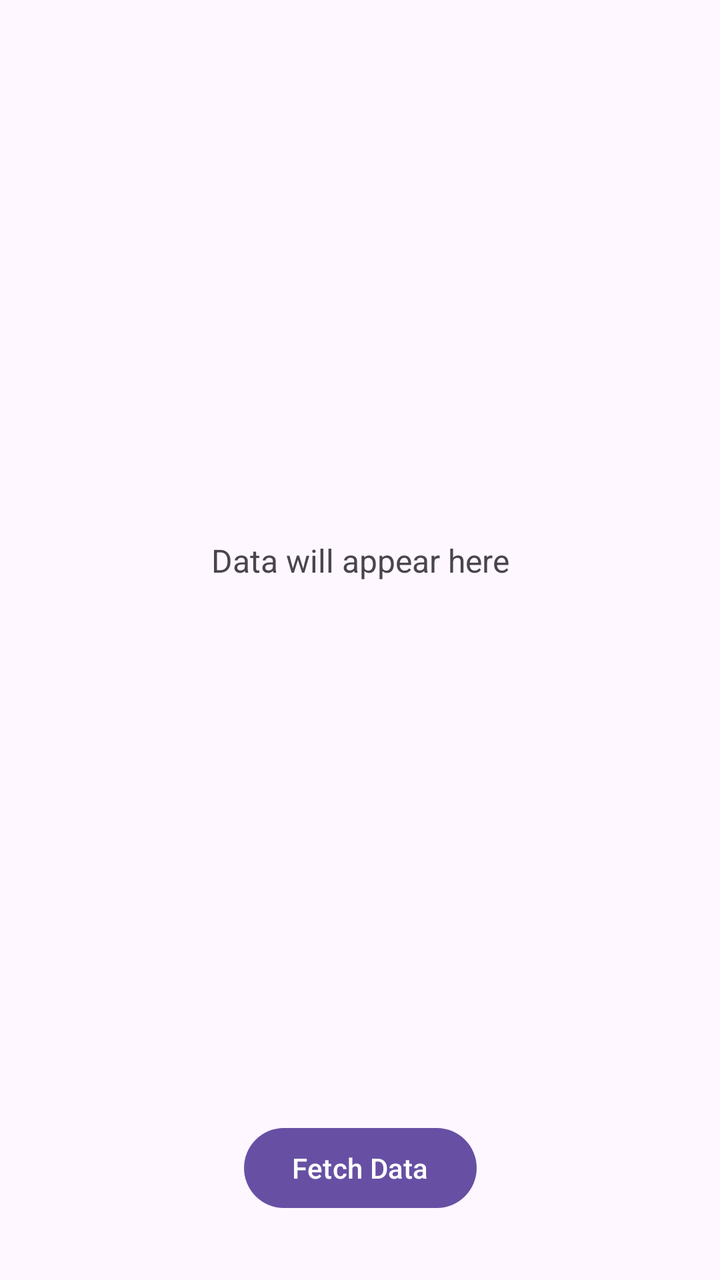
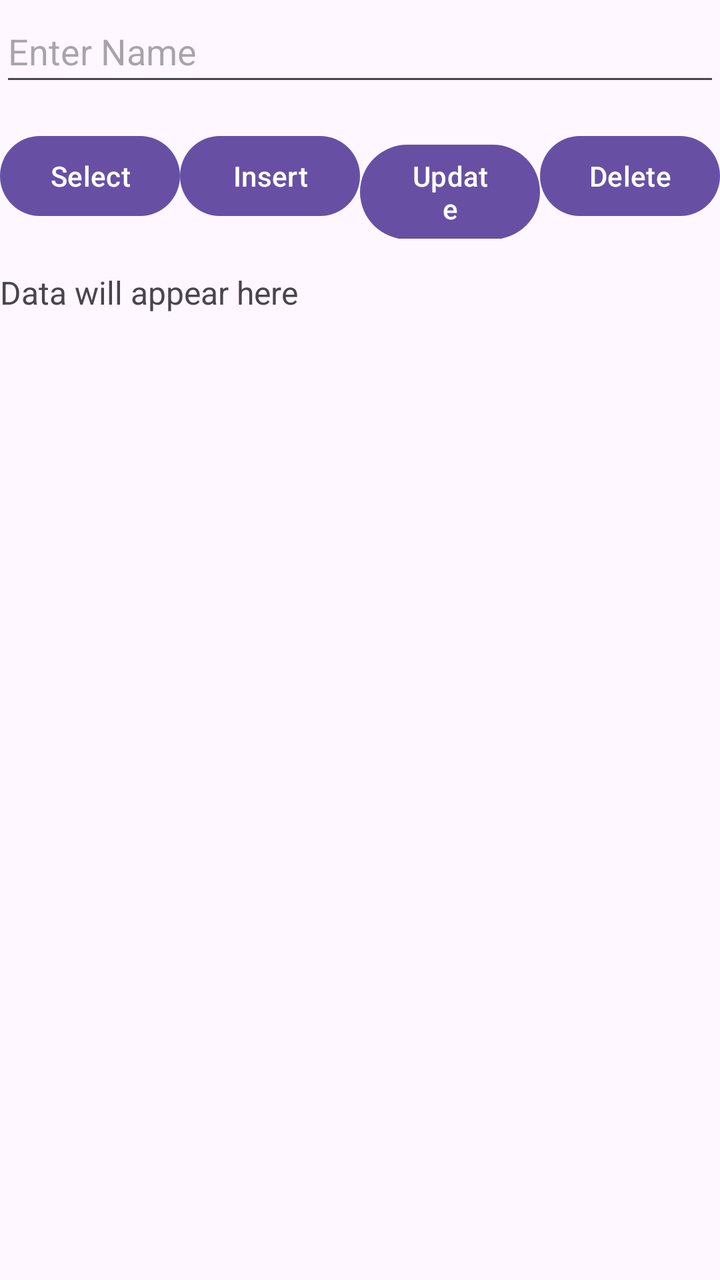

Two renders of the same Android screen: before a commit and after it. Below are the layout's source before the change and the commit's diff.
<!-- AndroidManifest.xml: application theme Theme.Create_database_connection -->
<!-- res/layout/activity_main.xml -->
<?xml version="1.0" encoding="utf-8"?>
<androidx.constraintlayout.widget.ConstraintLayout xmlns:android="http://schemas.android.com/apk/res/android"
    xmlns:app="http://schemas.android.com/apk/res-auto"
    xmlns:tools="http://schemas.android.com/tools"
    android:id="@+id/main"
    android:layout_width="match_parent"
    android:layout_height="match_parent"
    tools:context=".MainActivity">

    <TextView
        android:id="@+id/textView"
        android:layout_width="0dp"
        android:layout_height="wrap_content"
        android:layout_margin="16dp"
        android:gravity="center"
        android:text="Data will appear here"
        android:textSize="16sp"
        app:layout_constraintBottom_toTopOf="@+id/button2"
        app:layout_constraintEnd_toEndOf="parent"
        app:layout_constraintStart_toStartOf="parent"
        app:layout_constraintTop_toTopOf="parent" />

    <Button
        android:id="@+id/button2"
        android:layout_width="wrap_content"
        android:layout_height="wrap_content"
        android:layout_marginBottom="32dp"
        android:text="Fetch Data"
        app:layout_constraintBottom_toBottomOf="parent"
        app:layout_constraintEnd_toEndOf="parent"
        app:layout_constraintStart_toStartOf="parent" />

</androidx.constraintlayout.widget.ConstraintLayout>
<!-- resources referenced by this layout -->
<resources>
  <style name="Theme.Create_database_connection" parent="Base.Theme.Create_database_connection" />
  <style name="Base.Theme.Create_database_connection" parent="Theme.Material3.DayNight.NoActionBar">
          
          
      </style>
</resources>

<!-- the commit's change to res/layout/activity_main.xml (unified diff, before → after) -->
@@ -7,27 +7,88 @@
     android:layout_height="match_parent"
     tools:context=".MainActivity">
 
-    <TextView
-        android:id="@+id/textView"
+
+
+
+
+
+
+
+
+
+
+
+
+
+
+    <EditText
+        android:id="@+id/myfname"
         android:layout_width="0dp"
         android:layout_height="wrap_content"
-        android:layout_margin="16dp"
-        android:gravity="center"
-        android:text="Data will appear here"
-        android:textSize="16sp"
-        app:layout_constraintBottom_toTopOf="@+id/button2"
+        android:hint="Enter Name"
+        android:inputType="textPersonName"
+        android:minHeight="48dp"
         app:layout_constraintEnd_toEndOf="parent"
         app:layout_constraintStart_toStartOf="parent"
         app:layout_constraintTop_toTopOf="parent" />
 
-    <Button
-        android:id="@+id/button2"
-        android:layout_width="wrap_content"
+
+    <LinearLayout
+        android:id="@+id/buttonContainer"
+        android:layout_width="0dp"
         android:layout_height="wrap_content"
-        android:layout_marginBottom="32dp"
-        android:text="Fetch Data"
+        android:layout_marginTop="16dp"
+        android:orientation="horizontal"
+        app:layout_constraintEnd_toEndOf="parent"
+        app:layout_constraintStart_toStartOf="parent"
+        app:layout_constraintTop_toBottomOf="@id/myfname">
+
+        
+        <Button
+            android:id="@+id/btnSelect"
+            android:layout_width="0dp"
+            android:layout_height="wrap_content"
+            android:layout_weight="1"
+            android:text="Select" />
+
+        
+        <Button
+            android:id="@+id/btnInsert"
+            android:layout_width="0dp"
+            android:layout_height="wrap_content"
+            android:layout_weight="1"
+            android:text="Insert" />
+
+        
+        <Button
+            android:id="@+id/btnUpdate"
+            android:layout_width="0dp"
+            android:layout_height="wrap_content"
+            android:layout_weight="1"
+            android:text="Update" />
+
+        
+        <Button
+            android:id="@+id/btnDelete"
+            android:layout_width="0dp"
+            android:layout_height="wrap_content"
+            android:layout_weight="1"
+            android:text="Delete" />
+</LinearLayout>
+
+
+    <TextView
+        android:id="@+id/dbSelect"
+        android:layout_width="0dp"
+        android:layout_height="0dp"
+        android:layout_marginTop="16dp"
+        android:gravity="top|start"
+        android:text="Data will appear here"
+        android:textSize="16sp"
         app:layout_constraintBottom_toBottomOf="parent"
         app:layout_constraintEnd_toEndOf="parent"
-        app:layout_constraintStart_toStartOf="parent" />
+        app:layout_constraintStart_toStartOf="parent"
+        app:layout_constraintTop_toBottomOf="@id/buttonContainer" />
+
 
 </androidx.constraintlayout.widget.ConstraintLayout>
